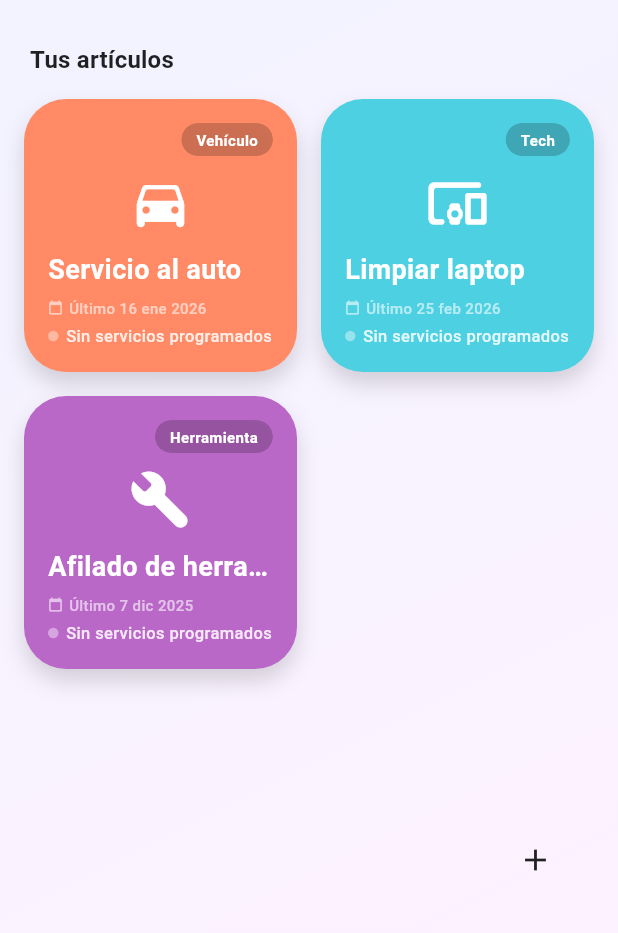
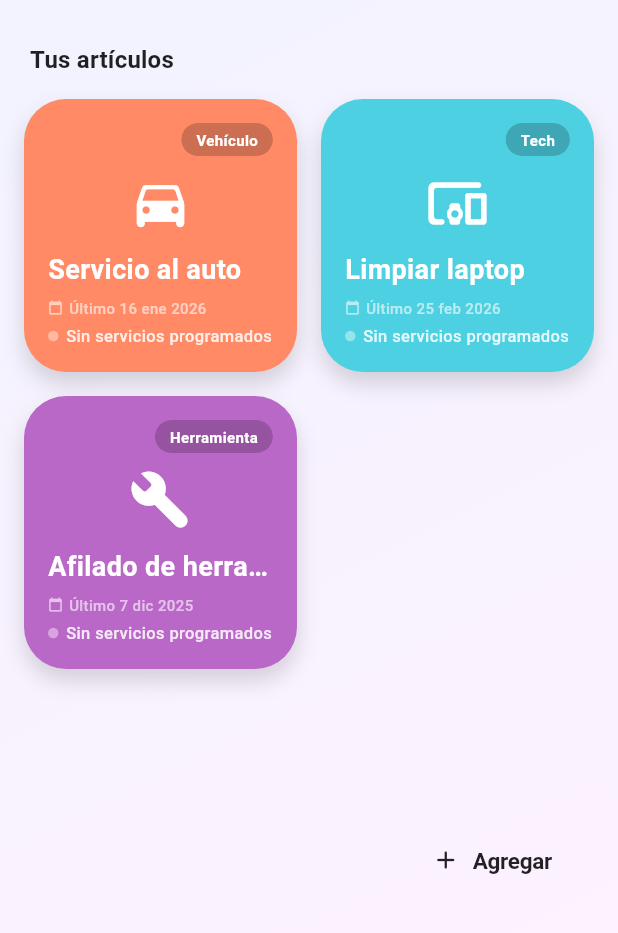
Before and after one commit to fredomx/manti, a Flutter app: the screen it shows after launch, scrolled down 218 dp, on a phone screen of 412 x 824 dp, the part 303-1236 px from its top. Run offline on Flutter 3.47's test engine with Material 3 defaults, Android fonts, the phone set to English and light mode, and no system bars; our stand-ins replace equatable, flutter_bloc, isar; missing offline and left inert: liquid_glass_renderer; accounts and stored records are empty; generated files the repository leaves out were written again.

Commit message:
Glass buttons improved for a clearer look

```diff
--- a/lib/core/ui/app_scaffold.dart
+++ b/lib/core/ui/app_scaffold.dart
@@ -56,9 +56,9 @@ class AppScaffold extends StatelessWidget {
                   settings: const LiquidGlassSettings(
                     thickness: 18,
                     blur: 0.8,
-                    glassColor: Color(0x1FFFFFFF),
-                    lightIntensity: 1.3,
-                    ambientStrength: 0.8,
+                    glassColor: Color(0x44FFFFFF),
+                    lightIntensity: 1.4,
+                    ambientStrength: 0.9,
                     saturation: 1.1,
                   ),
                   child: Row(
--- a/lib/core/ui/buttons/manti_glass_fab.dart
+++ b/lib/core/ui/buttons/manti_glass_fab.dart
@@ -3,11 +3,43 @@ import 'package:flutter/material.dart';
 class MantiGlassFab extends StatelessWidget {
   final IconData icon;
   final VoidCallback onPressed;
+  final String? label;
 
-  const MantiGlassFab({super.key, required this.icon, required this.onPressed});
+  const MantiGlassFab({
+    super.key,
+    required this.icon,
+    required this.onPressed,
+    this.label,
+  });
 
   @override
   Widget build(BuildContext context) {
+    if (label != null) {
+      return GestureDetector(
+        onTap: onPressed,
+        behavior: HitTestBehavior.opaque,
+        child: Padding(
+          padding: const EdgeInsets.symmetric(horizontal: 20, vertical: 14),
+          child: Row(
+            mainAxisSize: MainAxisSize.min,
+            children: [
+              Icon(icon, color: Colors.black87, size: 20),
+              const SizedBox(width: 8),
+              Text(
+                label!,
+                style: const TextStyle(
+                  color: Colors.black87,
+                  fontSize: 15,
+                  fontWeight: FontWeight.w600,
+                  letterSpacing: -0.2,
+                ),
+              ),
+            ],
+          ),
+        ),
+      );
+    }
+
     return SizedBox(
       height: 50,
       width: 62,
--- a/lib/features/manti/presentation/pages/home/home_screen.dart
+++ b/lib/features/manti/presentation/pages/home/home_screen.dart
@@ -18,7 +18,8 @@ class HomeScreen extends StatelessWidget {
     return AppScaffold(
       body: const _HomeContent(),
       floatingButton: MantiGlassFab(
-        icon: Icons.add,
+        icon: Icons.add_rounded,
+        label: 'Agregar',
         onPressed: () => showNewItemSheet(context),
       ),
     );
--- a/lib/features/manti/presentation/pages/maintenance_log/maintenance_log_screen.dart
+++ b/lib/features/manti/presentation/pages/maintenance_log/maintenance_log_screen.dart
@@ -68,7 +68,8 @@ class _MaintenanceLogView extends StatelessWidget {
   Widget build(BuildContext context) {
     return AppScaffold(
       floatingButton: MantiGlassFab(
-        icon: Icons.add,
+        icon: Icons.add_rounded,
+        label: 'Nuevo registro',
         onPressed: () => showNewLogSheet(context, item.category),
       ),
       body: BlocBuilder<LogsCubit, LogsState>(
```
Also changed, not shown: pubspec.lock, 1 other file.
